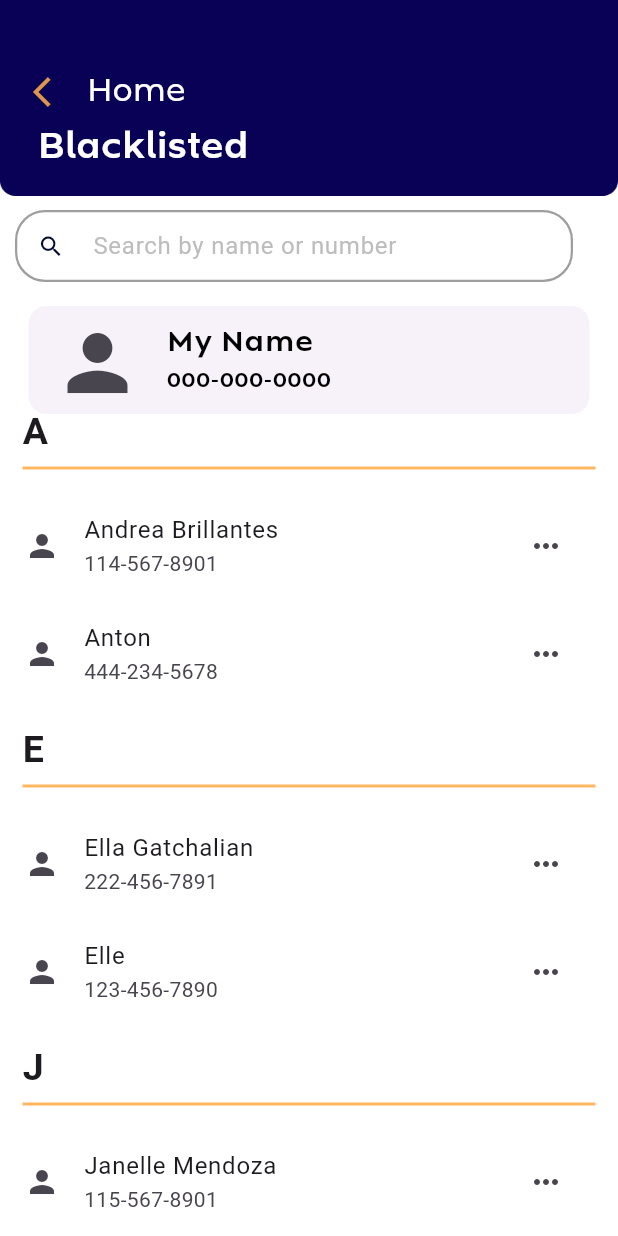
After one commit to LantingKurt/SpamDefender, a Flutter app: the BlacklistScreen screen opened directly, on a phone screen of 412 x 824 dp. The commit adds this screen. Run offline on Flutter 3.47's test engine with Material 3 defaults, Android fonts, the phone set to English and light mode, and no system bars; our stand-ins replace firebase_auth, firebase_core, fluttertoast; missing offline and left inert: firebase_app_check; accounts and stored records are empty.

Commit message:
blacklist contacts; scrollable

```diff
--- /dev/null
+++ b/lib/blacklist_contacts.dart
@@ -0,0 +1,246 @@
+import 'package:flutter/material.dart';
+
+// Firebase Implementation
+import 'package:firebase_core/firebase_core.dart';
+import 'package:firebase_app_check/firebase_app_check.dart';
+import 'package:firebase_auth/firebase_auth.dart';
+import 'package:spamdefender/firebase_auth_implementation/firebase_auth_services.dart';
+
+// WHITELIST CONTACTS //
+class BlacklistScreen extends StatefulWidget {
+  const BlacklistScreen({super.key});
+
+  @override
+  BlacklistScreenState createState() => BlacklistScreenState();
+}
+
+class BlacklistScreenState extends State<BlacklistScreen> {
+  final List<Map<String, String>> blacklist = [
+    {'name': 'Elle', 'phone': '123-456-7890'},
+    {'name': 'Kurt', 'phone': '987-654-3210'},
+    {'name': 'Wana', 'phone': '555-123-4567'},
+    {'name': 'Anton', 'phone': '444-234-5678'},
+    {'name': 'Rei Germar', 'phone': '333-345-6789'},
+    {'name': 'Ella Gatchalian', 'phone': '222-456-7891'},
+    {'name': 'Lily Cruz', 'phone': '112-567-8901'},
+    {'name': 'Mica Millano', 'phone': '113-567-8901'},
+    {'name': 'Andrea Brillantes', 'phone': '114-567-8901'},
+    {'name': 'Janelle Mendoza', 'phone': '115-567-8901'},
+    {'name': 'Joana Murillo', 'phone': '116-567-8901'},
+    {'name': 'Nicholas Lanting', 'phone': '117-567-8901'},
+    {'name': 'Ton Chio', 'phone': '118-567-8901'},
+  ];
+
+  @override
+  Widget build(BuildContext context) {
+    blacklist.sort((a, b) => a['name']!.compareTo(b['name']!));
+
+    Map<String, List<Map<String, String>>> groupedContacts = {};
+
+    for (var contact in blacklist) {
+      String firstLetter = contact['name']![0].toUpperCase();
+      if (!groupedContacts.containsKey(firstLetter)) {
+        groupedContacts[firstLetter] = [];
+      }
+      groupedContacts[firstLetter]!.add(contact);
+    }
+
+    List<String> sectionHeaders = groupedContacts.keys.toList()..sort();
+
+    int itemCount = sectionHeaders.fold<int>(
+      0,
+          (sum, letter) => sum + 1 + groupedContacts[letter]!.length,
+    );
+
+    return Scaffold(
+      resizeToAvoidBottomInset: false, // Prevents content shifting
+      backgroundColor: Colors.white,
+      body: Stack(
+        children: [
+          Positioned(
+            top: -350,
+            left: 0,
+            child: Image.asset(
+              'images/minibartop.png',
+              width: MediaQuery.of(context).size.width,
+              height: MediaQuery.of(context).size.height,
+              fit: BoxFit.contain,
+            ),
+          ),
+          Positioned(
+            top: 37.0,
+            left: 10,
+            child: Row(
+              children: [
+                // Back arrow icon button
+                IconButton(
+                  icon: Icon(Icons.arrow_back_ios, color: Color(0xddffad49)), // Back arrow icon
+                  onPressed: () {
+                    Navigator.pop(context);
+                  },
+                ),
+                // Home text
+                Text(
+                  'Home',
+                  style: TextStyle(
+                    color: Color(0xffffffff),
+                    fontSize: 23,
+                    fontFamily: 'Mosafin',
+                  ),
+                ),
+              ],
+            ),
+          ),
+          Positioned(
+            top: 80.0,
+            left: 25.0,
+            child: Text(
+              'Blacklisted',
+              style: TextStyle(
+                color: Color(0xffffffff),
+                fontSize: 25,
+                fontFamily: 'Mosafin',
+                fontWeight: FontWeight.bold,
+              ),
+            ),
+          ),
+          Positioned(
+            top: 140.0,
+            left: 10,
+            right: 30.0,
+            child: TextField(
+              key: Key('Search by name or number'),
+              decoration: InputDecoration(
+                hintText: 'Search by name or number',
+                border: OutlineInputBorder(
+                  borderSide: BorderSide(
+                    color: Colors.grey,
+                    width: 1.5,
+                  ),
+                  borderRadius: BorderRadius.circular(20),
+                ),
+                enabledBorder: OutlineInputBorder(
+                  borderSide: BorderSide(
+                    color: Colors.grey,
+                    width: 1.5,
+                  ),
+                  borderRadius: BorderRadius.circular(20),
+                ),
+                focusedBorder: OutlineInputBorder(
+                  borderSide: BorderSide(
+                    color: Colors.blue,
+                    width: 1.5,
+                  ),
+                  borderRadius: BorderRadius.circular(20),
+                ),
+                prefixIcon: Icon(
+                  Icons.search,
+                  color: Color(0xFF050a30),
+                ),
+                contentPadding: EdgeInsets.symmetric(vertical: 10.0, horizontal: 15.0),
+                filled: true,
+                fillColor: Colors.white,
+                isDense: true,
+                alignLabelWithHint: true,
+                hintStyle: TextStyle(color: Colors.grey[400]),
+              ),
+            ),
+          ),
+          Positioned(
+            top: 200.0,
+            left: 15.0,
+            right: 15.0,
+            child: Card(
+              elevation: 0,
+              child: ListTile(
+                leading: Icon(
+                  Icons.person,
+                  size: 60.0,
+                ),
+                title: Text(
+                  'My Name',
+                  style: TextStyle(
+                    fontFamily: 'Mosafin',
+                    fontSize: 20.0,
+                    fontWeight: FontWeight.bold,
+                    color: Colors.black,
+                  ),
+                ),
+                subtitle: Text('000-000-0000', style: TextStyle(
+                  fontFamily: 'Mosafin',
+                  fontSize: 15.0,
+                  fontWeight: FontWeight.bold,
+                  color: Colors.black,
+                ),
+                ),
+              ),
+            ),
+          ),
+
+          SafeArea(
+            child: Padding(
+              padding: EdgeInsets.only(top: 260),
+              child: ListView.builder(
+                itemCount: itemCount,
+                itemBuilder: (context, index) {
+                  int sectionIndex = 0;
+                  String letter = '';
+                  List<Map<String, String>> contacts = [];
+
+                  for (var section in sectionHeaders) {
+                    int currentSectionItemCount = 1 + groupedContacts[section]!.length; // 1 for the header + contacts
+
+                    if (index < sectionIndex + currentSectionItemCount) {
+                      letter = section;
+                      contacts = groupedContacts[section]!;
+                      break;
+                    }
+
+                    sectionIndex += currentSectionItemCount;
+                  }
+
+                  if (index == sectionIndex) {
+                    return Padding(
+                      padding: const EdgeInsets.symmetric(vertical: 10.0, horizontal: 15.0),
+                      child: Column(
+                        crossAxisAlignment: CrossAxisAlignment.start,
+                        children: [
+                          Text(
+                            letter,
+                            style: TextStyle(fontSize: 25, fontWeight: FontWeight.bold),
+                          ),
+                          Container(
+                            height: 2,
+                            color: Color(0xddffad49),
+                            margin: EdgeInsets.symmetric(vertical: 5.0),
+                          ),
+                        ],
+                      ),
+                    );
+                  } else if (index > sectionIndex) {
+                    int contactIndex = index - sectionIndex - 1;
+                    final contact = contacts[contactIndex];
+                    return ListTile(
+                      leading: Icon(Icons.person),
+                      title: Text(contact['name']!),
+                      subtitle: Text(contact['phone']!),
+                      trailing: IconButton(
+                        icon: Icon(Icons.more_horiz),
+                        onPressed: () {
+                        },
+                      ),
+                      onTap: () {
+                      },
+                    );
+                  }
+
+                  return SizedBox.shrink();
+                },
+              ),
+            ),
+          ),
+        ],
+      ),
+    );
+  }
+}
--- a/lib/home_page.dart
+++ b/lib/home_page.dart
@@ -11,6 +11,7 @@ import 'package:spamdefender/firebase_auth_implementation/firebase_auth_services
 // UI Screens
 import 'welcome.dart';
 import 'whitelist_contacts.dart';
+import 'blacklist_contacts.dart';
 
 class HomeScreen extends StatelessWidget {
   const HomeScreen({super.key});
@@ -84,13 +85,13 @@ class HomeScreen extends StatelessWidget {
               ),
             ),
             Positioned(
-              bottom: 5,
+              bottom: 8,
               right: 50,
               child: IconButton(
                 icon: const Icon(
                   Icons.bookmark_border,
                   color: Colors.white,
-                  size: 40.0,
+                  size: 35.0,
                 ),
                 onPressed: () {
                   Navigator.push(
@@ -102,16 +103,35 @@ class HomeScreen extends StatelessWidget {
                 },
               ),
             ),
+            Positioned(
+              bottom: 8,
+              right: 120,
+              child: IconButton(
+                icon: const Icon(
+                  Icons.block,
+                  color: Colors.white,
+                  size: 35.0,
+                ),
+                onPressed: () {
+                  Navigator.push(
+                    context,
+                    MaterialPageRoute(
+                      builder: (context) => const BlacklistScreen(),
+                    ),
+                  );
+                },
+              ),
+            ),
 
             // Sign out button
             Positioned(
-              bottom: 10,
+              bottom: 8,
               left: 50,
               child: IconButton(
                 icon: const Icon(
                   Icons.exit_to_app,
                   color: Colors.white,
-                  size: 40.0,
+                  size: 35.0,
                 ),
                 onPressed: () {
                   FirebaseAuth.instance.signOut(); //Signs out on firebase
```
